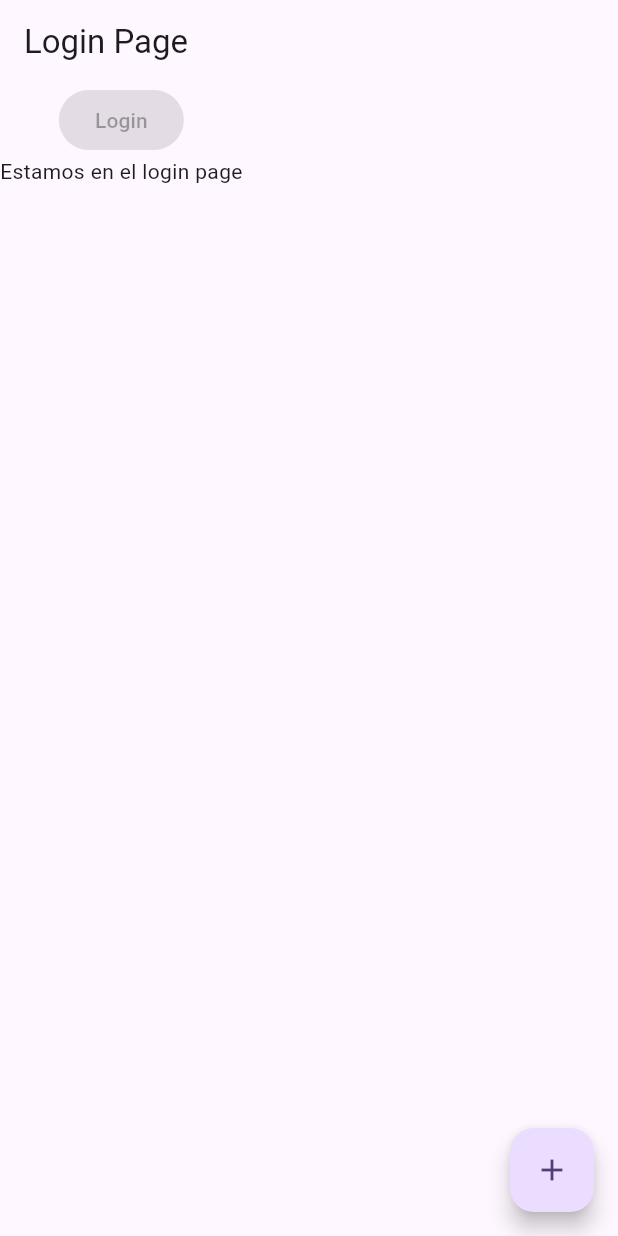
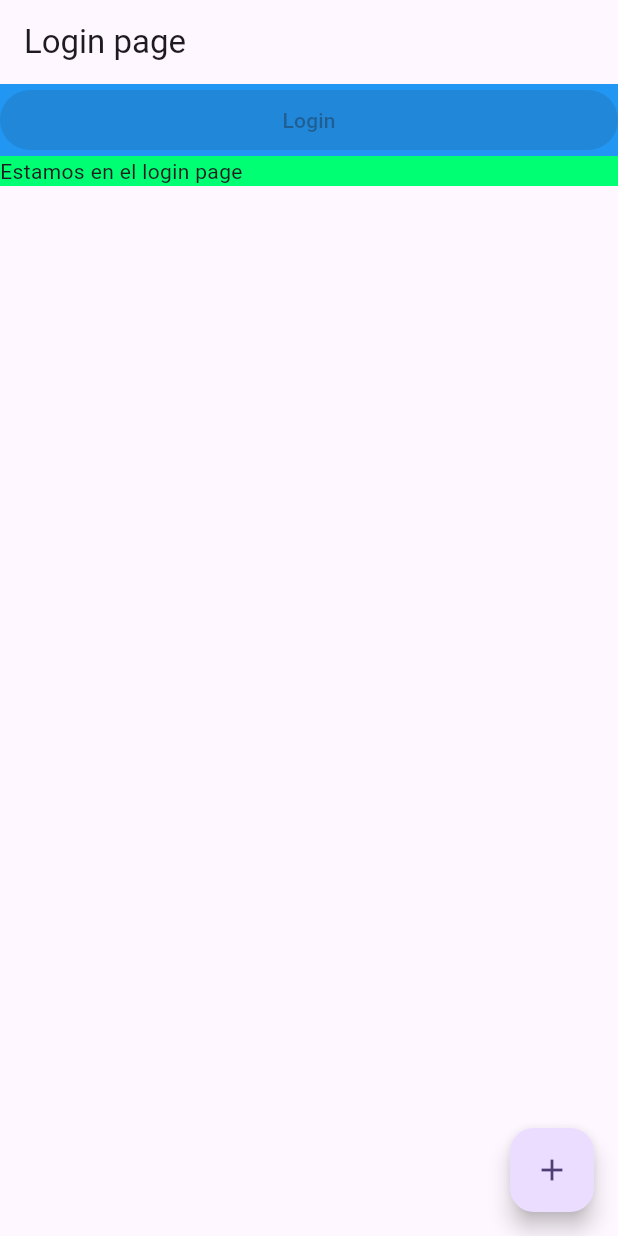
Before and after one commit to alvarocastilla05/PMDM, a Flutter app: the screen it shows after launch, on a phone screen of 412 x 824 dp. Run offline on Flutter 3.47's test engine with Material 3 defaults, Android fonts, the light colour scheme and no system bars.

Commit message:
Lo consegui

```diff
--- a/Flutter/app_casa/lib/login-page.dart
+++ b/Flutter/app_casa/lib/login-page.dart
@@ -6,17 +6,20 @@ class LoginPage extends StatelessWidget {
   @override
   Widget build(BuildContext context) {
     return Scaffold(
-      appBar: AppBar(title: const Text('Login Page')),
-      floatingActionButton: FloatingActionButton(
-        onPressed: () {},
-        child: const Icon(Icons.add)),
-      body: const Column(
-        children: [
-          ElevatedButton(
-            onPressed: null, child: Text('Login')
-          ),
-          Text('Estamos en el login page'),
-        ],
-      ));
+      appBar: AppBar(title: const Text('Login page')),
+      floatingActionButton:
+          FloatingActionButton(onPressed: () {}, child: const Icon(Icons.add)),
+      body: Column(children: [
+        Container(
+          color: Colors.blue,
+          width: double.infinity,
+          child: const ElevatedButton(onPressed: null, child: Text("Login")),
+        ),
+        Container(
+            color: const Color.fromARGB(255, 0, 255, 115),
+            width: double.infinity,
+            child: const Text("Estamos en el login page")),
+      ]),
+    );
   }
 }
```
